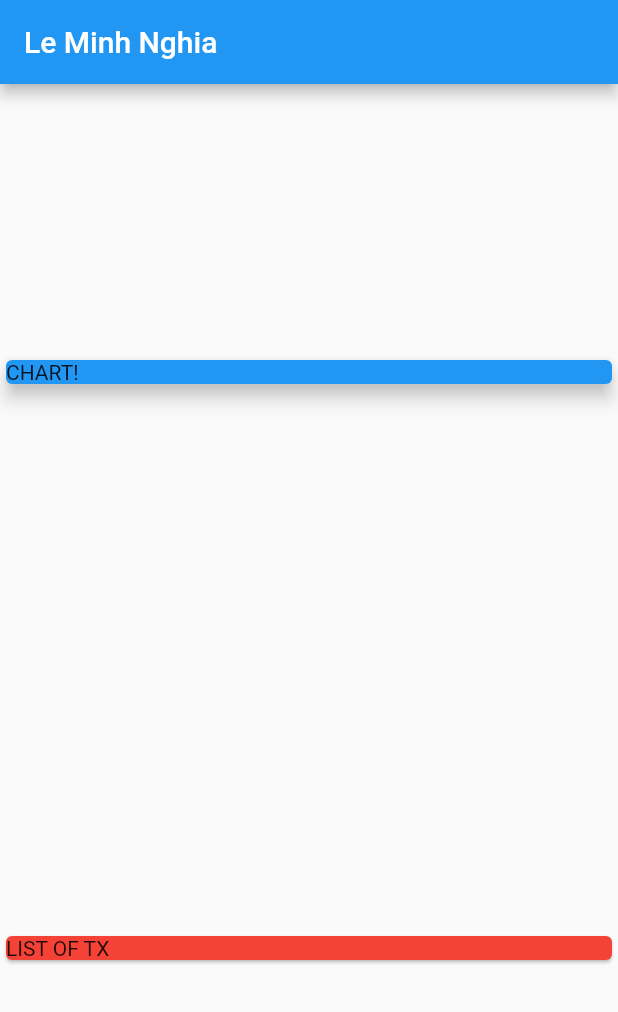
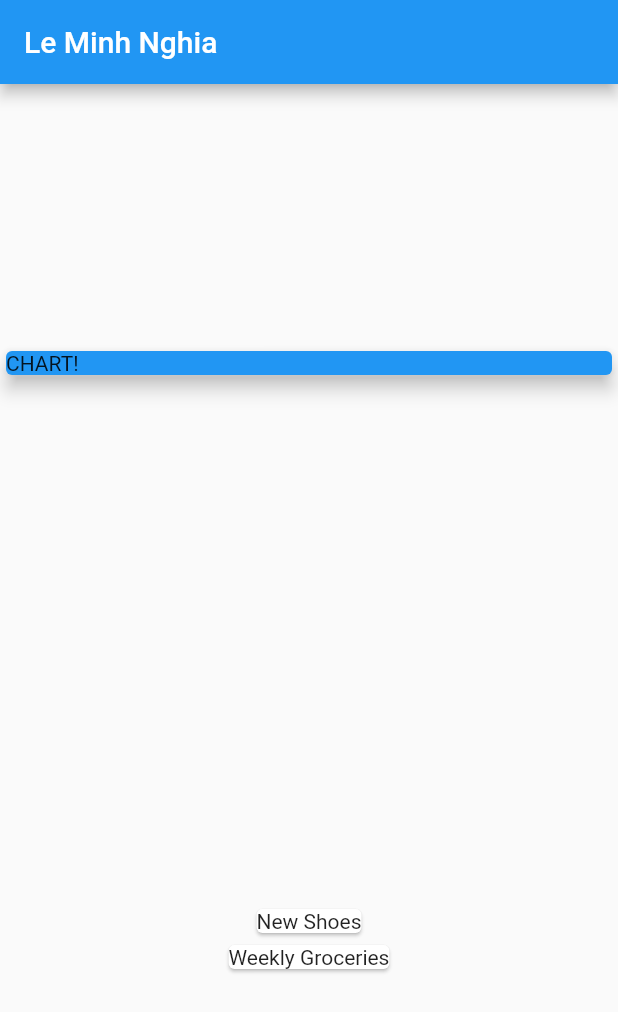
Before and after one commit to nghialmgcd201527/money-expense-udemy, a Flutter app: the screen it shows after launch, on a phone screen of 412 x 824 dp. Shown: the top 1012 px of the screen. Run offline on Flutter 3.47's test engine with Material 2 defaults, Android fonts, the phone set to English and light mode, and no system bars.

Commit message:
lecture 75 and 76

```diff
--- a/lib/main.dart
+++ b/lib/main.dart
@@ -1,4 +1,6 @@
 import 'package:flutter/material.dart';
+
+import './transaction.dart';
 
 void main() => runApp(MyApp());
 
@@ -13,6 +15,21 @@
 }
 
 class MyHomePage extends StatelessWidget {
+  final List<Transaction> transactions = [
+    Transaction(
+      id: 't1',
+      title: 'New Shoes',
+      amount: 69.99,
+      date: DateTime.now(),
+    ),
+    Transaction(
+      id: 't2',
+      title: 'Weekly Groceries',
+      amount: 16.53,
+      date: DateTime.now(),
+    ),
+  ];
+
   @override
   Widget build(BuildContext context) {
     return Scaffold(
@@ -31,9 +48,12 @@
               elevation: 5,
             ),
           ),
-          Card(
-            color: Colors.red,
-            child: Text('LIST OF TX'),
+          Column(
+            children: transactions.map((tx) {
+              return Card(
+                child: Text(tx.title),
+              );
+            }).toList(),
           ),
         ],
       ),
--- /dev/null
+++ b/lib/transaction.dart
@@ -0,0 +1,15 @@
+import 'package:flutter/foundation.dart';
+
+class Transaction {
+  final String id;
+  final String title;
+  final double amount;
+  final DateTime date;
+
+  Transaction({
+    @required this.id,
+    @required this.title,
+    @required this.amount,
+    @required this.date,
+  });
+}
```
